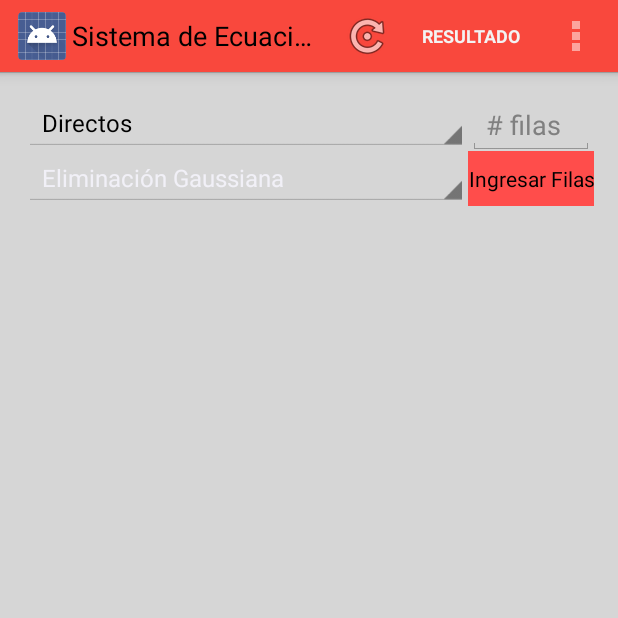
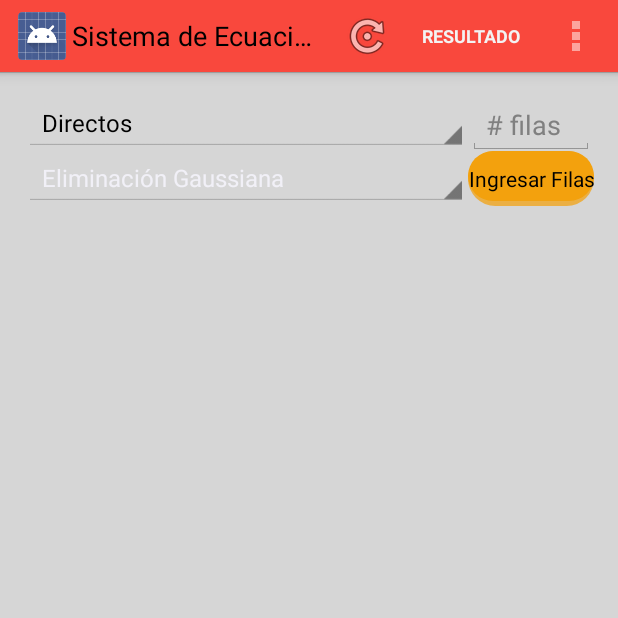
Before and after one commit to arangos/MetodosAnalisiAndroid, an Android app: the Ec_LinealesActivity screen opened directly, with no data from a screen before it, on a phone screen of 412 x 824 dp, the top half of it. Run offline under Robolectric (Android 15) with nearby library versions, the phone set to English and light mode, and no system bars.

Commit message:
nuevo nombre actividad y forma boton ingresar filas.

```diff
--- a/app/src/main/java/com/example/arango/metodos/Ec_LinealesActivity.java
+++ b/app/src/main/java/com/example/arango/metodos/Ec_LinealesActivity.java
@@ -37,7 +37,7 @@ public class Ec_LinealesActivity extends Activity {
     @Override
     protected void onCreate(Bundle savedInstanceState) {
         super.onCreate(savedInstanceState);
-        setContentView(R.layout.activity_my);
+        setContentView(R.layout.activity_lineales);
         sistemasDeEcuaciones = new SistemasDeEcuaciones();
         metodo_a_usar = 0;
         tableLayout = (TableLayout) findViewById(R.id.tblLayout);
--- a/app/src/main/res/layout/activity_my.xml
+++ b/app/src/main/res/layout/activity_lineales.xml
@@ -37,7 +37,7 @@
         android:layout_height="wrap_content"
         android:text="Ingresar Filas"
         android:id="@+id/btnNroFilas"
-        android:background="#ffff4d4b"
+        android:background="@drawable/button"
         android:layout_alignParentRight="true"
         android:layout_alignParentEnd="true"
         android:layout_below="@+id/spinnerTipo"
```
